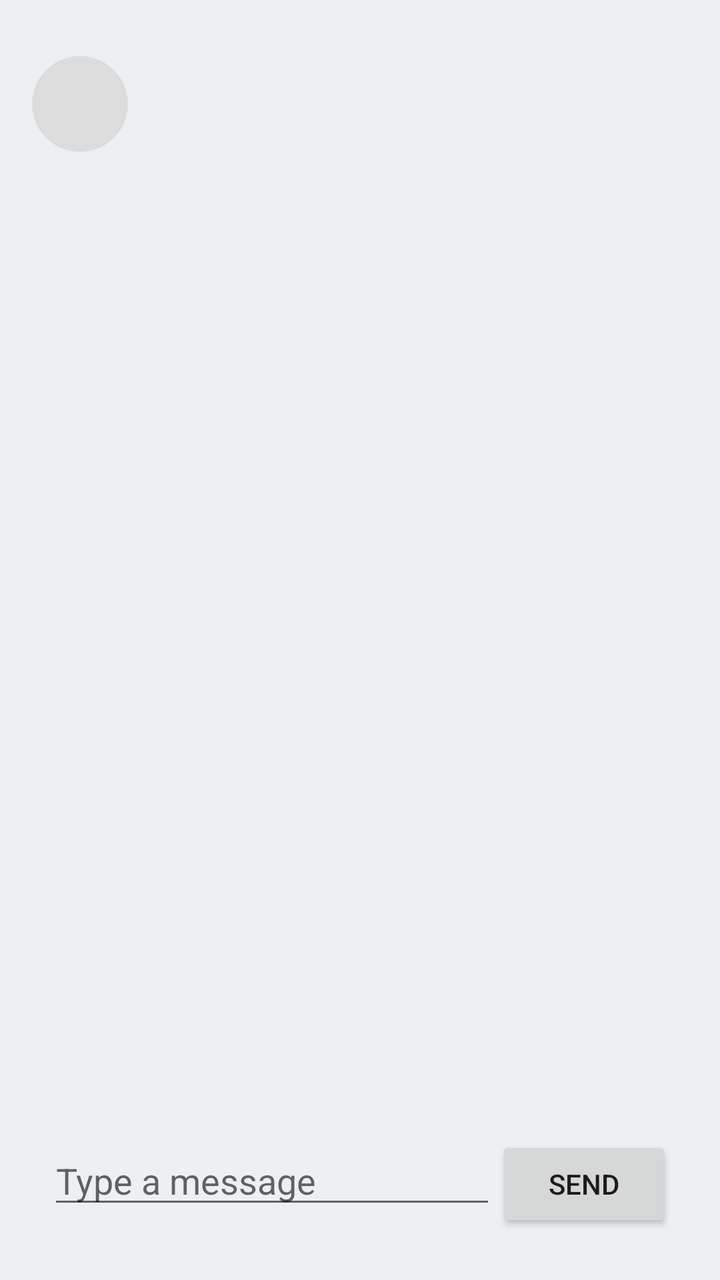
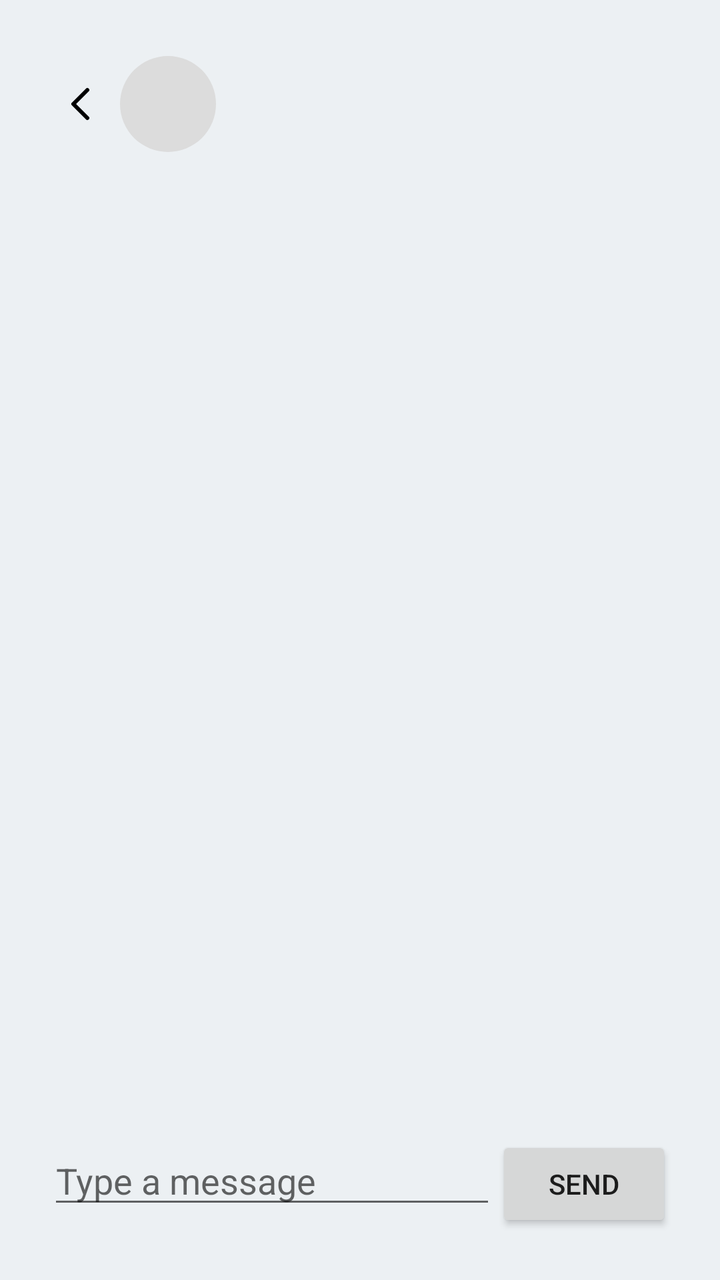

Two renders of the same Android screen: before a commit and after it. Below are the layout's source before the change and the commit's diff.
<!-- AndroidManifest.xml: application theme Theme.Ft_hangouts -->
<!-- res/layout/message.xml -->
<?xml version="1.0" encoding="utf-8"?>
<LinearLayout xmlns:android="http://schemas.android.com/apk/res/android"
    android:layout_width="match_parent"
    android:layout_height="match_parent"
    android:orientation="vertical"
    android:fitsSystemWindows="true"
    android:padding="16dp">

    <LinearLayout xmlns:android="http://schemas.android.com/apk/res/android"
        android:layout_width="match_parent"
        android:layout_height="wrap_content"
        android:orientation="horizontal"
        android:gravity="center_vertical"
        android:paddingTop="12dp"
        android:paddingBottom="12dp"
        android:paddingStart="0dp"
        android:paddingEnd="0dp">

        <TextView
            android:id="@+id/avatar"
            android:layout_width="48dp"
            android:layout_height="48dp"
            android:background="@drawable/circle_bg"
            android:gravity="center"
            android:textColor="#FFFFFF"
            android:backgroundTint="#dcdcdc"
            android:textSize="20sp"
            android:fontFamily="sans-serif-medium" />

        <LinearLayout
            android:layout_width="0dp"
            android:layout_height="wrap_content"
            android:layout_weight="1"
            android:layout_marginStart="12dp"
            android:orientation="vertical">

            <TextView
                android:id="@+id/name"
                android:layout_width="match_parent"
                android:layout_height="wrap_content"
                android:textColor="#000000"
                android:textSize="16sp"
                android:fontFamily="sans-serif-medium" />

            <TextView
                android:id="@+id/phone"
                android:layout_width="match_parent"
                android:layout_height="wrap_content"
                android:textColor="#666666"
                android:textSize="14sp" />
        </LinearLayout>
    </LinearLayout>

    

    <ListView
        android:id="@+id/listMessages"
        android:layout_width="match_parent"
        android:layout_height="0dp"
        android:layout_weight="1"
        android:divider="@null"
        android:stackFromBottom="true"
        android:transcriptMode="alwaysScroll" />

    <LinearLayout
        android:layout_width="match_parent"
        android:layout_height="wrap_content"
        android:orientation="horizontal"
        android:padding="8dp">

        <EditText
            android:id="@+id/editMessage"
            android:layout_width="0dp"
            android:autofillHints=""
            android:inputType="text"
            android:layout_height="wrap_content"
            android:layout_weight="1"
            android:hint="Type a message" />

        <Button
            android:id="@+id/buttonSend"
            android:layout_width="wrap_content"
            android:layout_height="wrap_content"
            android:text="Send" />
    </LinearLayout>

</LinearLayout>
<!-- resources referenced by this layout -->
<resources>
  <!-- drawable circle_bg (drawable) -->
  <?xml version="1.0" encoding="utf-8"?>
  <shape xmlns:android="http://schemas.android.com/apk/res/android"
      android:shape="oval">
      <solid android:color="@color/black" />
  </shape>
  <style name="Theme.Ft_hangouts" parent="android:Theme.Material.Light.NoActionBar">
          <item name="android:windowBackground">#ECF0F3</item>
      </style>
  <color name="black">#FF000000</color>
</resources>

<!-- the commit's change to res/layout/message.xml (unified diff, before → after) -->
@@ -13,11 +13,19 @@
         android:gravity="center_vertical"
         android:paddingTop="12dp"
         android:paddingBottom="12dp"
-        android:paddingStart="0dp"
-        android:paddingEnd="0dp">
+        android:paddingHorizontal="12dp">
+
+        <ImageButton
+            android:id="@+id/closeButton"
+            android:layout_width="25dp"
+            android:layout_height="25dp"
+            android:background="@null"
+            android:src="@drawable/ic_back"
+            android:contentDescription="@string/close_page" />
 
         <TextView
             android:id="@+id/avatar"
+            android:layout_marginLeft="7dp"
             android:layout_width="48dp"
             android:layout_height="48dp"
             android:background="@drawable/circle_bg"
<!-- resource entries referenced after the edit -->
@@ -6,6 +6,21 @@
       android:shape="oval">
       <solid android:color="@color/black" />
   </shape>
+  <!-- drawable ic_back (drawable) -->
+  <?xml version="1.0" encoding="utf-8"?>
+  <vector xmlns:android="http://schemas.android.com/apk/res/android"
+      android:width="24dp"
+      android:height="24dp"
+      android:viewportWidth="24"
+      android:viewportHeight="24">
+      <path
+          android:strokeColor="#000"
+          android:strokeWidth="2"
+          android:strokeLineCap="round"
+          android:strokeLineJoin="round"
+          android:pathData="M15,5 L8,12 L15,19" />
+  </vector>
+  <string name="close_page">Close Page</string>
   <style name="Theme.Ft_hangouts" parent="android:Theme.Material.Light.NoActionBar">
           <item name="android:windowBackground">#ECF0F3</item>
       </style>
